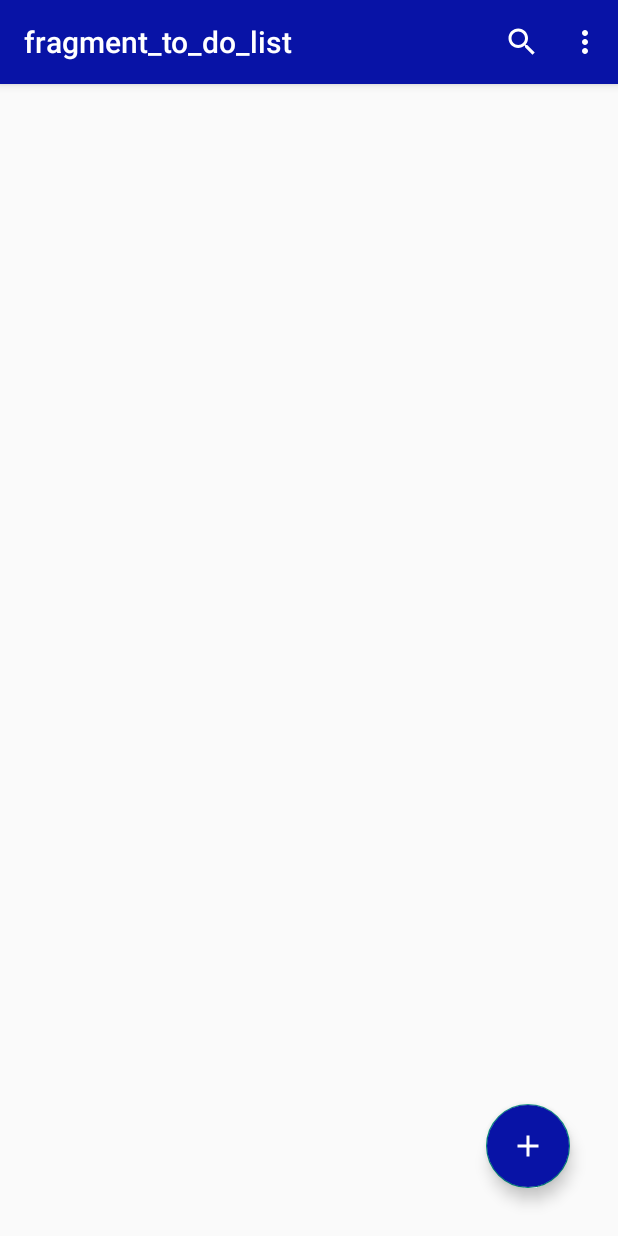
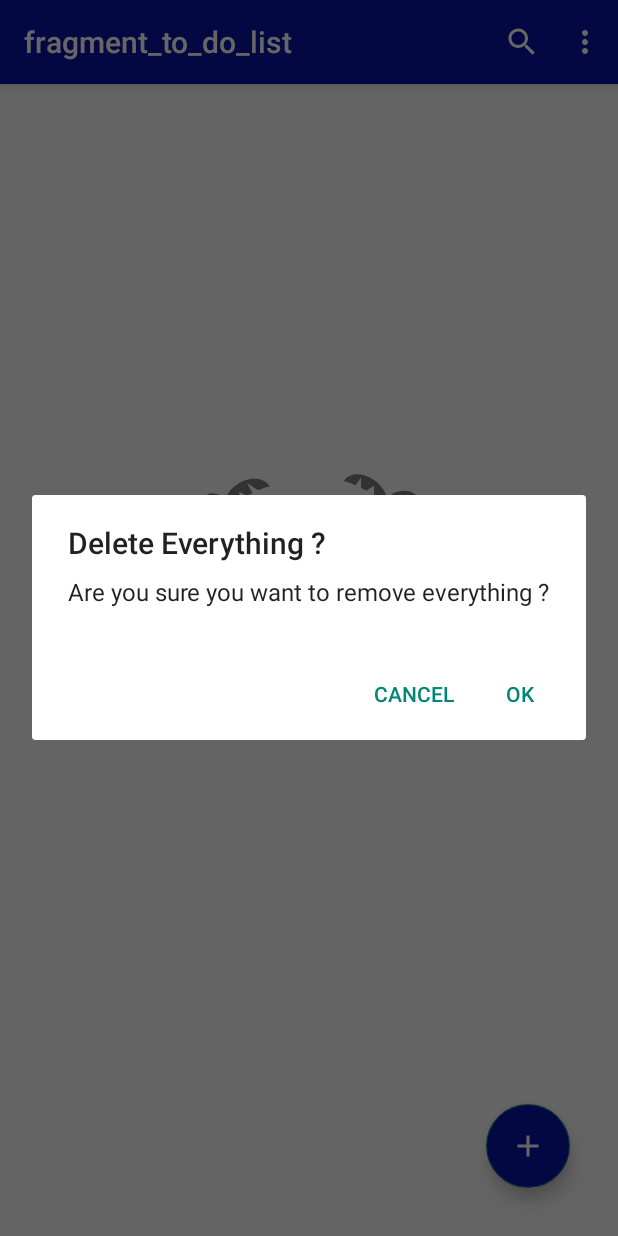
Before and after one commit to SeifEldinMohamed/ToDo-It-App, an Android app: the screen it shows after launch (MainActivity), in the options menu, after a tap on "Delete All", on a phone screen of 412 x 824 dp. Run offline under Robolectric (Android 15) with nearby library versions, the phone set to English and light mode, and no system bars; our stand-ins replace Room's generated code, navigation-ui.

Commit message:
Delete all items in database added

```diff
--- a/app/src/main/java/com/seif/todoit/data/local/TodoDao.kt
+++ b/app/src/main/java/com/seif/todoit/data/local/TodoDao.kt
@@ -17,4 +17,7 @@ interface TodoDao {
 
     @Delete
     suspend fun deleteTodo(todo: TodoModel)
+
+    @Query("DELETE FROM todo_table")
+    suspend fun deleteAllToDos()
 }
--- a/app/src/main/java/com/seif/todoit/data/repository/Repository.kt
+++ b/app/src/main/java/com/seif/todoit/data/repository/Repository.kt
@@ -8,4 +8,5 @@ interface Repository {
     suspend fun addTodo(todo:TodoModel)
     suspend fun updateTodo(todo: TodoModel)
     suspend fun deleteTodo(todo: TodoModel)
+    suspend fun deleteAllToDos()
 }
--- a/app/src/main/java/com/seif/todoit/data/repository/RepositoryImplementation.kt
+++ b/app/src/main/java/com/seif/todoit/data/repository/RepositoryImplementation.kt
@@ -20,4 +20,8 @@ class RepositoryImplementation(private val todoDao: TodoDao) :Repository {
     override suspend fun deleteTodo(todo: TodoModel) {
         todoDao.deleteTodo(todo)
     }
+
+    override suspend fun deleteAllToDos() {
+        todoDao.deleteAllToDos()
+    }
 }
--- a/app/src/main/java/com/seif/todoit/ui/fragments/ToDoListFragment.kt
+++ b/app/src/main/java/com/seif/todoit/ui/fragments/ToDoListFragment.kt
@@ -1,12 +1,13 @@
 package com.seif.todoit.ui.fragments
 
+import android.app.AlertDialog
 import android.os.Bundle
 import android.view.*
+import android.widget.Toast
 import androidx.fragment.app.Fragment
 import androidx.lifecycle.Observer
 import androidx.lifecycle.ViewModelProvider
 import androidx.navigation.fragment.findNavController
-import androidx.recyclerview.widget.GridLayoutManager
 import androidx.recyclerview.widget.LinearLayoutManager
 import com.seif.todoit.R
 import com.seif.todoit.databinding.FragmentToDoListBinding
@@ -36,11 +37,19 @@ class ToDoListFragment : Fragment() {
         todoViewModel = ViewModelProvider(requireActivity())[TodoViewModel::class.java]
         todoViewModel.getAllToDos.observe(viewLifecycleOwner, Observer { data ->
             todoListAdapter.setData(data)
+            // handle appearance of no tasks image and text
+            if(data.isEmpty()){
+                binding.noTasksImage.visibility = View.VISIBLE
+                binding.noTasksTxt.visibility = View.VISIBLE
+            }
+            else{
+                binding.noTasksImage.visibility = View.GONE
+                binding.noTasksTxt.visibility = View.GONE
+            }
         })
         binding.recyclerView.layoutManager = LinearLayoutManager(context)
         binding.recyclerView.adapter = todoListAdapter
-        binding.noTasksImage.visibility = View.GONE
-        binding.noTasksTxt.visibility = View.GONE
+
 
         binding.btnAddTodo.setOnClickListener {
             findNavController().navigate(R.id.action_toDoListFragment_to_addTodoFragment)
@@ -52,6 +61,27 @@ class ToDoListFragment : Fragment() {
         inflater.inflate(R.menu.todo_list_menu, menu)
     }
 
+    override fun onOptionsItemSelected(item: MenuItem): Boolean {
+        if(item.itemId == R.id.menu_delete_all){
+            confirmDeleteAll()
+        }
+        return super.onOptionsItemSelected(item)
+    }
+
+    private fun confirmDeleteAll() {
+        val builder = AlertDialog.Builder(requireContext())
+        builder.setPositiveButton("Ok"){ _,_ ->
+            todoViewModel.deleteAllToDos()
+            Toast.makeText(requireContext(), "Delete all items successfully", Toast.LENGTH_SHORT).show()
+        }
+        with(builder){
+            setNegativeButton("Cancel"){_,_ ->}
+            setTitle("Delete Everything ?")
+            setMessage("Are you sure you want to remove everything ?")
+            create().show()
+        }
+    }
+
 
 }
 
--- a/app/src/main/java/com/seif/todoit/ui/fragments/UpdateTodoFragment.kt
+++ b/app/src/main/java/com/seif/todoit/ui/fragments/UpdateTodoFragment.kt
@@ -67,7 +67,6 @@ class UpdateTodoFragment : Fragment() {
             setMessage("Are you sure you want to delete '${fromBundle(requireArguments()).currentTodo.title}' ?")
             create().show()
         }
-
     }
 
     private fun updateTodoItem() {
--- a/app/src/main/java/com/seif/todoit/ui/veiwmodels/TodoViewModel.kt
+++ b/app/src/main/java/com/seif/todoit/ui/veiwmodels/TodoViewModel.kt
@@ -30,5 +30,10 @@ class TodoViewModel(application: Application) : AndroidViewModel(application) {
             repository.deleteTodo(todoModel)
         }
     }
+    fun deleteAllToDos(){
+        viewModelScope.launch(Dispatchers.IO) {
+            repository.deleteAllToDos()
+        }
+    }
 
 }
--- a/app/src/main/res/layout/fragment_to_do_list.xml
+++ b/app/src/main/res/layout/fragment_to_do_list.xml
@@ -40,7 +40,7 @@
         android:id="@+id/noTasksImage"
         android:layout_width="wrap_content"
         android:layout_height="wrap_content"
-        android:layout_marginTop="244dp"
+        android:layout_marginTop="235dp"
         android:alpha="0.5"
         android:contentDescription="@string/image_when_there_is_no_tasks"
         android:src="@drawable/ic_no_tasks"
```
